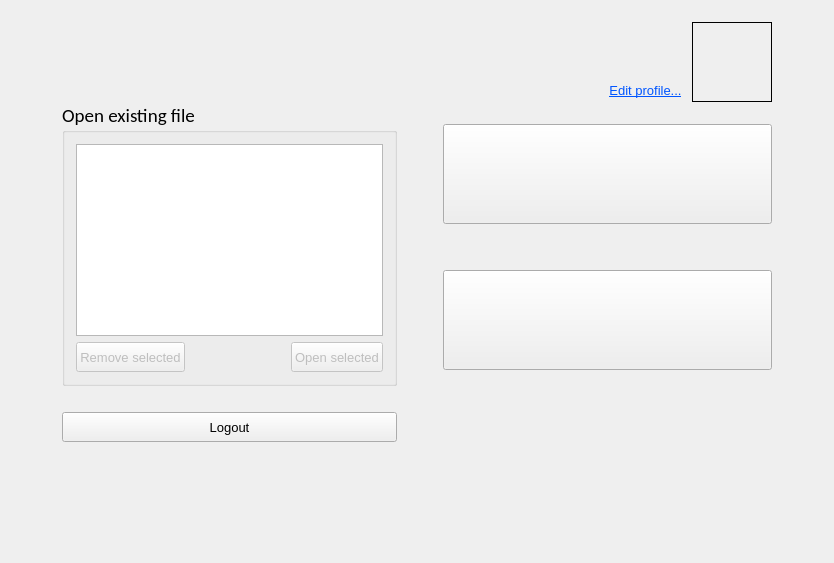
First picture: the form in textedit/landingpage.ui, repository pgallo725/livetext-pds, before the edit.
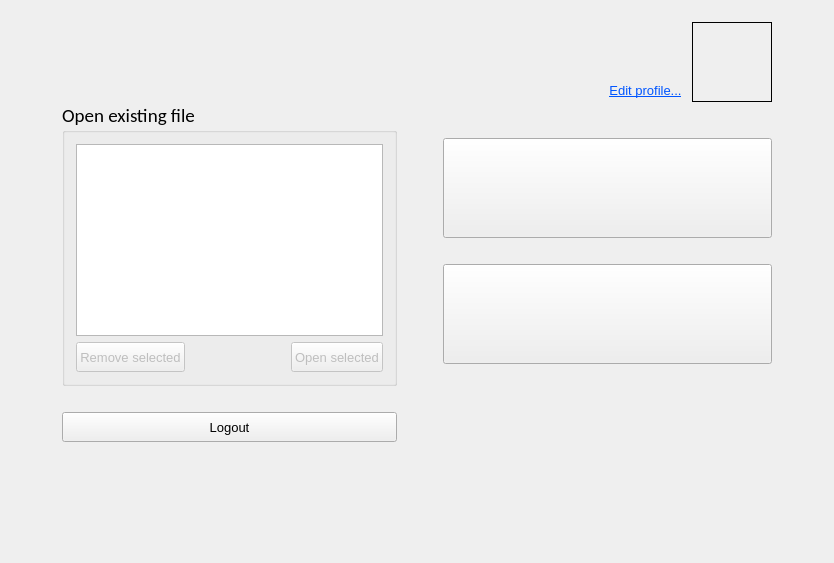
Second picture: the form after the edit.

```diff
--- a/textedit/landingpage.ui
+++ b/textedit/landingpage.ui
@@ -1259,7 +1259,7 @@
             <property name="sizeHint" stdset="0">
              <size>
               <width>20</width>
-              <height>16</height>
+              <height>30</height>
              </size>
             </property>
            </spacer>
@@ -1288,7 +1288,7 @@
             <property name="sizeHint" stdset="0">
              <size>
               <width>20</width>
-              <height>40</height>
+              <height>20</height>
              </size>
             </property>
            </spacer>
```
